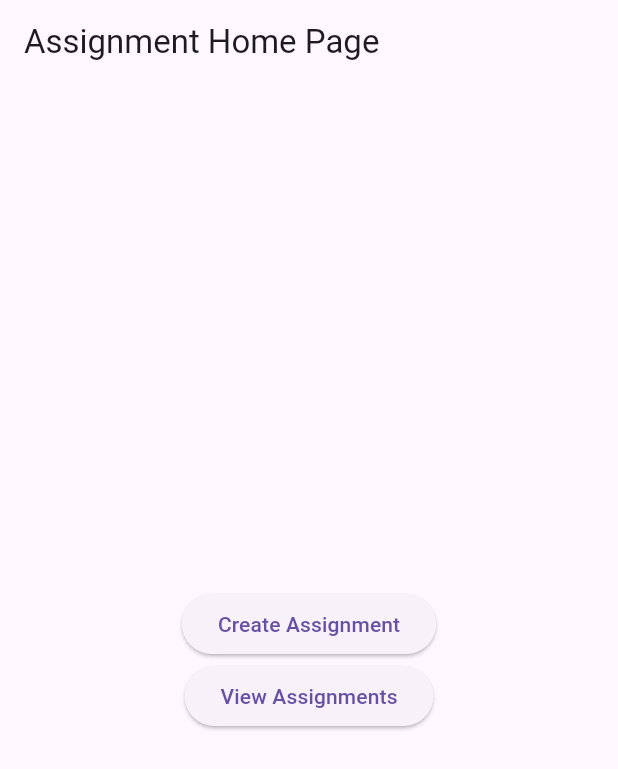
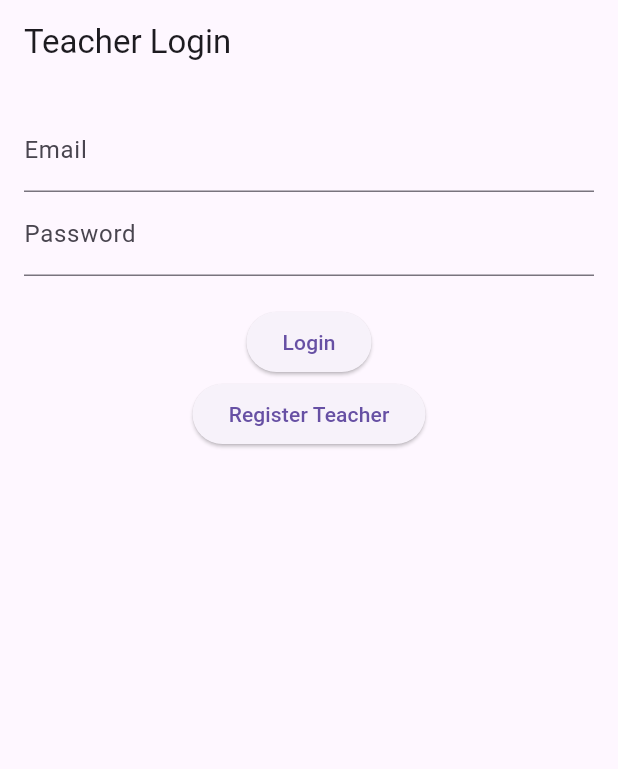
Before and after one commit to Trenn1x/interview_assignment_app, a Flutter app: the screen it shows after launch, on a phone screen of 412 x 824 dp. Shown: the top 769 px of the screen. Run offline on Flutter 3.47's test engine with Material 3 defaults, Android fonts, the phone set to English and light mode, and no system bars; our stand-ins replace cloud_firestore, firebase_auth, firebase_core, table_calendar; accounts and stored records are empty.

```diff
--- a/lib/main.dart
+++ b/lib/main.dart
@@ -1,8 +1,10 @@
 import 'package:flutter/material.dart';
-import 'package:firebase_core/firebase_core.dart'; // For Firebase initialization
-import 'assignment_form.dart';
-import 'assignment_dashboard.dart'; // Import the dashboard
+import 'package:firebase_core/firebase_core.dart';
+import 'teacher_dashboard.dart'; // import your TeacherDashboard
+import 'teacher_login.dart';
+import 'package:cloud_firestore/cloud_firestore.dart';
 
+// Firebase configuration
 const firebaseConfig = FirebaseOptions(
   apiKey: "AIzaSyC_FCtIII5itHLvwmN7a-CS1aE1a8DtLLg",
   authDomain: "test1-8f2e2.firebaseapp.com",
@@ -10,14 +12,12 @@ const firebaseConfig = FirebaseOptions(
   storageBucket: "test1-8f2e2.appspot.com",
   messagingSenderId: "280122613736",
   appId: "1:280122613736:web:1188ac45cd25b80a044e5d",
-  measurementId: "G-72R3HC9F96",  // You can optionally remove this line if not needed
+  measurementId: "G-72R3HC9F96", // Optional
 );
 
 void main() async {
-  WidgetsFlutterBinding.ensureInitialized();  // Ensures Firebase is initialized
-  await Firebase.initializeApp(
-    options: firebaseConfig,  // Initialize Firebase with your configuration
-  );
+  WidgetsFlutterBinding.ensureInitialized();
+  await Firebase.initializeApp(options: firebaseConfig);
   runApp(MyApp());
 }
 
@@ -25,44 +25,19 @@ class MyApp extends StatelessWidget {
   @override
   Widget build(BuildContext context) {
     return MaterialApp(
-      title: 'Interview Assignment App',
-      home: HomePage(),
+      title: 'Teacher Assignment App',
+      theme: ThemeData(
+        primarySwatch: Colors.deepOrange,
+        textTheme: TextTheme(
+          headlineLarge: TextStyle(fontSize: 24.0, fontWeight: FontWeight.bold, color: Colors.black),
+          bodyMedium: TextStyle(fontSize: 16.0),
+        ),
+        buttonTheme: ButtonThemeData(
+          shape: RoundedRectangleBorder(borderRadius: BorderRadius.circular(18.0)),
+          buttonColor: Colors.deepOrange,
+        ),
+      ),
+      home: TeacherLogin(),  // Start with the login screen
     );
   }
 }
-
-class HomePage extends StatelessWidget {
-  @override
-  Widget build(BuildContext context) {
-    return Scaffold(
-      appBar: AppBar(
-        title: Text('Assignment Home Page'),
-      ),
-      body: Center(
-        child: Column(
-          mainAxisAlignment: MainAxisAlignment.center,
-          children: [
-            ElevatedButton(
-              onPressed: () {
-                Navigator.push(
-                  context,
-                  MaterialPageRoute(builder: (context) => AssignmentForm()),
-                );
-              },
-              child: Text('Create Assignment'),
-            ),
-            ElevatedButton(
-              onPressed: () {
-                Navigator.push(
-                  context,
-                  MaterialPageRoute(builder: (context) => AssignmentDashboard()), // Navigate to Dashboard
-                );
-              },
-              child: Text('View Assignments'),
-            ),
-          ],
-        ),
-      ),
-    );
-  }
-}
--- /dev/null
+++ b/lib/teacher_login.dart
@@ -0,0 +1,77 @@
+import 'package:firebase_auth/firebase_auth.dart';
+import 'package:flutter/material.dart';
+import 'teacher_dashboard.dart';
+
+class TeacherLogin extends StatefulWidget {
+  @override
+  _TeacherLoginState createState() => _TeacherLoginState();
+}
+
+class _TeacherLoginState extends State<TeacherLogin> {
+  final FirebaseAuth _auth = FirebaseAuth.instance;
+  final _emailController = TextEditingController();
+  final _passwordController = TextEditingController();
+
+  Future<void> _login() async {
+    try {
+      await _auth.signInWithEmailAndPassword(
+        email: _emailController.text,
+        password: _passwordController.text,
+      );
+      Navigator.of(context).pushReplacement(
+        MaterialPageRoute(builder: (context) => TeacherDashboard()),
+      );
+    } catch (e) {
+      ScaffoldMessenger.of(context).showSnackBar(
+        SnackBar(content: Text('Login failed: $e')),
+      );
+    }
+  }
+
+  Future<void> _registerTeacher() async {
+    try {
+      await FirebaseAuth.instance.createUserWithEmailAndPassword(
+        email: 'Dumble_Dore@proton.me',
+        password: 'TestPassword123!',
+      );
+      print('Teacher registered successfully!');
+    } catch (e) {
+      print('Error registering teacher: $e');
+      ScaffoldMessenger.of(context).showSnackBar(
+        SnackBar(content: Text('Error: Could not register teacher.')),
+      );
+    }
+  }
+
+  @override
+  Widget build(BuildContext context) {
+    return Scaffold(
+      appBar: AppBar(title: Text('Teacher Login')),
+      body: Padding(
+        padding: EdgeInsets.all(16.0),
+        child: Column(
+          children: [
+            TextField(
+              controller: _emailController,
+              decoration: InputDecoration(labelText: 'Email'),
+            ),
+            TextField(
+              controller: _passwordController,
+              decoration: InputDecoration(labelText: 'Password'),
+              obscureText: true,
+            ),
+            SizedBox(height: 20),
+            ElevatedButton(
+              onPressed: _login,
+              child: Text('Login'),
+            ),
+            ElevatedButton(
+              onPressed: _registerTeacher,
+              child: Text('Register Teacher'),
+            ),
+          ],
+        ),
+      ),
+    );
+  }
+}
--- a/pubspec.yaml
+++ b/pubspec.yaml
@@ -31,9 +31,11 @@ dependencies:
   flutter:
     sdk: flutter
   firebase_core: ^2.12.0
+  firebase_auth: ^4.20.0
+  table_calendar: ^3.0.0
   cloud_firestore: ^4.17.5
   intl: ^0.17.0
-  firebase_auth: ^4.16.0
+
 
   # The following adds the Cupertino Icons font to your application.
   # Use with the CupertinoIcons class for iOS style icons.
```
Also changed, not shown: lib/assignment_dashboard.dart (+161 -37 lines), lib/assignment_form.dart (+46 -49 lines), lib/teacher_dashboard.dart (added, +137 -0 lines), pubspec.lock, 5 other files.
